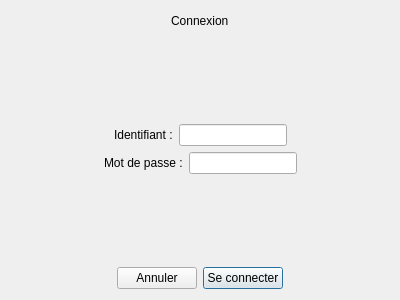
This is connexion.ui in kevinall05/gestionProjetAgriculture as Qt 5 draws it before an edit. The edited form follows.
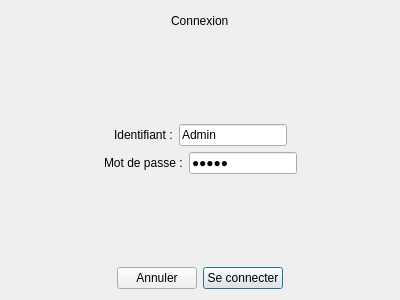
This is the edited form. Icons and pictures are not drawn.

```diff
--- a/connexion.ui
+++ b/connexion.ui
@@ -94,7 +94,11 @@
       </widget>
      </item>
      <item>
-      <widget class="QLineEdit" name="lineEditId"/>
+      <widget class="QLineEdit" name="lineEditId">
+       <property name="text">
+        <string>Admin</string>
+       </property>
+      </widget>
      </item>
      <item>
       <spacer name="horizontalSpacer_2">
@@ -135,6 +139,9 @@
      </item>
      <item>
       <widget class="QLineEdit" name="lineEditMdp">
+       <property name="text">
+        <string>Admin</string>
+       </property>
        <property name="echoMode">
         <enum>QLineEdit::Password</enum>
        </property>
```
Left out of the diff: 2 changed lines with no effect on the pictures.
